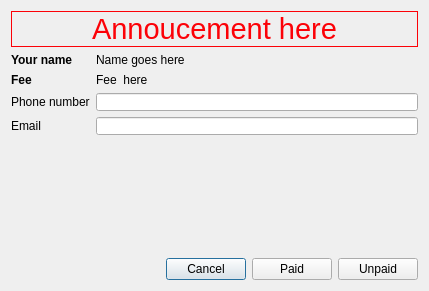
First picture: the form in src/CheckInDialog.ui, repository simophin/game-matcher-qt, before the edit.
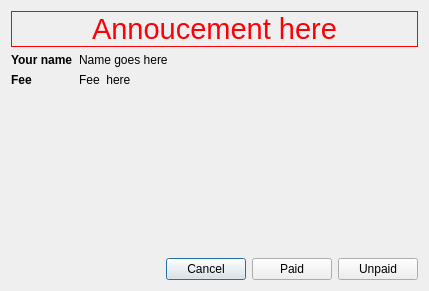
Second picture: the form after the edit.

Commit message: Remove mandatory phone and email

Patch:
```diff
--- a/src/CheckInDialog.ui
+++ b/src/CheckInDialog.ui
@@ -91,33 +91,6 @@
        </property>
       </widget>
      </item>
-     <item row="2" column="0">
-      <widget class="QLabel" name="phoneNumberLabel">
-       <property name="text">
-        <string>Phone number</string>
-       </property>
-      </widget>
-     </item>
-     <item row="2" column="1">
-      <widget class="QLineEdit" name="phoneNumberLineEdit"/>
-     </item>
-     <item row="3" column="0">
-      <widget class="QLabel" name="emailLabel">
-       <property name="text">
-        <string>Email</string>
-       </property>
-      </widget>
-     </item>
-     <item row="3" column="1">
-      <widget class="QLineEdit" name="emailLineEdit">
-       <property name="minimumSize">
-        <size>
-         <width>250</width>
-         <height>0</height>
-        </size>
-       </property>
-      </widget>
-     </item>
     </layout>
    </item>
    <item>
```
The commit also changes 3 other files.
